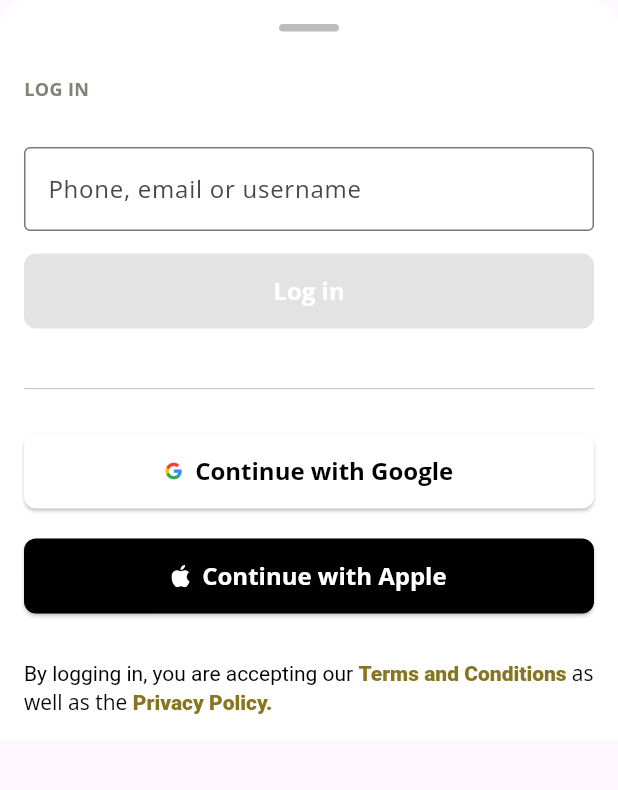
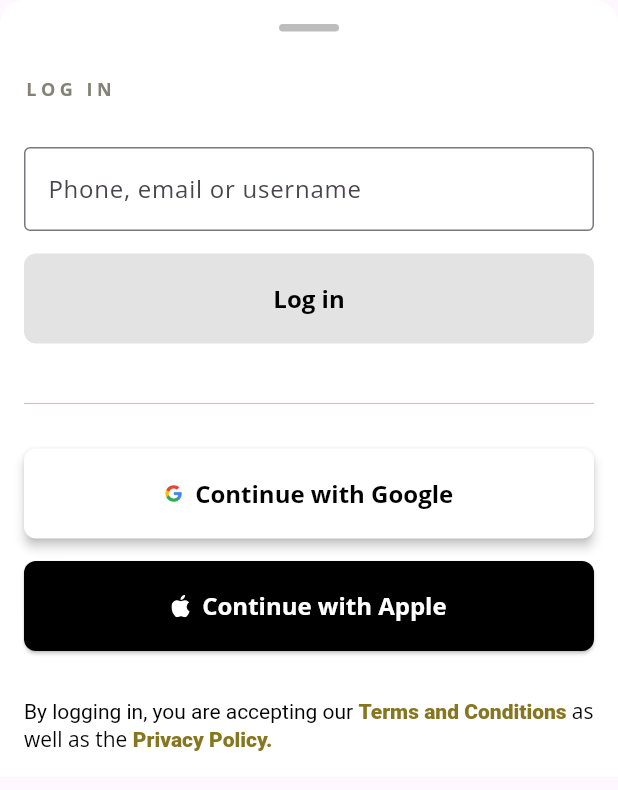
Before and after one commit to BrunaScauri/test-olliefy, a Flutter app: the LoginModal widget shown alone on an empty page, opened directly, on a phone screen of 412 x 824 dp. Shown: the top 790 px of the screen. Run offline on Flutter 3.47's test engine with Material 3 defaults, Android fonts, the phone set to English and light mode, and no system bars; our stand-ins replace flutter_svg, google_fonts.

Commit message:
style: updated AppColors sheet

```diff
--- a/lib/screens/login_modal.dart
+++ b/lib/screens/login_modal.dart
@@ -36,7 +36,7 @@ class _LoginModalState extends State<LoginModal> {
     return Container(
       decoration: BoxDecoration(
         borderRadius: BorderRadius.vertical(top: Radius.circular(16)),
-        color: Colors.white,
+        color: AppColors.white,
       ),
       padding: const EdgeInsets.all(16.0),
       child: Column(
@@ -59,7 +59,8 @@ class _LoginModalState extends State<LoginModal> {
                 style: GoogleFonts.openSans(
                   fontSize: 12,
                   fontWeight: FontWeight.bold,
-                  color: Color.fromRGBO(132, 129, 117, 1)
+                  color: Color.fromRGBO(132, 129, 117, 1),
+                  letterSpacing: 3.0,
                 ),
               ),
             ),
@@ -82,7 +83,7 @@ class _LoginModalState extends State<LoginModal> {
             // onPressed: () {},
             style: ElevatedButton.styleFrom(
               backgroundColor: Colors.black,
-              minimumSize: Size(350, 50),
+              minimumSize: Size(350, 60),
               shape: RoundedRectangleBorder(
                 borderRadius: BorderRadius.circular(8),
               ),
@@ -95,7 +96,7 @@ class _LoginModalState extends State<LoginModal> {
                     style: GoogleFonts.openSans(
                         fontSize: 16,
                         fontWeight: FontWeight.bold,
-                        color: Colors.white),
+                        color: _isButtonEnabled ? AppColors.white : AppColors.black),
                     children: [
                       TextSpan(text: 'Log in'),
                     ],
@@ -112,8 +113,11 @@ class _LoginModalState extends State<LoginModal> {
               // Your onPressed logic here
             },
             style: ElevatedButton.styleFrom(
-              backgroundColor: Colors.white,
-              minimumSize: Size(350, 50),
+              backgroundColor: AppColors.white,
+              minimumSize: Size(350, 60),
+              shadowColor: Colors.black,
+              elevation: 3.0,
+              // offset: Offset(0, 0),
               shape: RoundedRectangleBorder(
                 borderRadius: BorderRadius.circular(8),
               ),
@@ -141,12 +145,12 @@ class _LoginModalState extends State<LoginModal> {
               ],
             ),
           ),
-          const SizedBox(height: 20),
+          const SizedBox(height: 15),
           ElevatedButton(
             onPressed: () {},
             style: ElevatedButton.styleFrom(
               backgroundColor: Colors.black,
-              minimumSize: Size(350, 50),
+              minimumSize: Size(350, 60),
               shape: RoundedRectangleBorder(
                 borderRadius: BorderRadius.circular(8),
               ),
@@ -156,7 +160,7 @@ class _LoginModalState extends State<LoginModal> {
               children: [
                 SvgPicture.asset(
                   'assets/Apple_logo.svg',
-                  colorFilter: const ColorFilter.mode(white, BlendMode.srcIn),
+                  colorFilter: const ColorFilter.mode(AppColors.white, BlendMode.srcIn),
                   height: 15,
                 ),
                 RichText(
@@ -164,7 +168,7 @@ class _LoginModalState extends State<LoginModal> {
                     style: GoogleFonts.openSans(
                         fontSize: 16,
                         fontWeight: FontWeight.bold,
-                        color: Colors.white),
+                        color: AppColors.white),
                     children: [
                       TextSpan(text: '  Continue with Apple'),
                     ],
--- a/lib/screens/main_screen.dart
+++ b/lib/screens/main_screen.dart
@@ -21,7 +21,7 @@ class MainScreen extends StatelessWidget {
                 const SizedBox(height: 130),
                 SvgPicture.asset(
                   'assets/skateboard_only_logo.svg',
-                  colorFilter: const ColorFilter.mode(black, BlendMode.srcIn),
+                  colorFilter: const ColorFilter.mode(AppColors.black, BlendMode.srcIn),
                   height: 70,
                 ),
                 const SizedBox(height: 30),
--- a/lib/screens/splashscreen.dart
+++ b/lib/screens/splashscreen.dart
@@ -50,7 +50,7 @@ class Splashscreen extends StatefulWidget {
         child:
         Column(children: [
         Flexible(flex: 5, child: Container()),
-        SvgPicture.asset('assets/skateboard_only_logo.svg', colorFilter: const ColorFilter.mode(primaryColor, BlendMode.srcIn), height: 100),
+        SvgPicture.asset('assets/skateboard_only_logo.svg', colorFilter: const ColorFilter.mode(AppColors.primaryColor, BlendMode.srcIn), height: 100),
         const SizedBox(height: 48),
         Flexible(flex: 2, child: Container()),
         // const Image(image: AssetImage('assets/Animation.gif'), height: 100, width: 150),
--- a/lib/utils/colors.dart
+++ b/lib/utils/colors.dart
@@ -1,11 +1,13 @@
 import 'package:flutter/material.dart';
 
-const mobileBackgroundColor = Color.fromRGBO(0, 0, 0, 1);
-const webBackgroundColor = Color.fromRGBO(18, 18, 18, 1);
-const mobileSearchColor = Color.fromRGBO(38, 38, 38, 1);
-const blueColor = Color.fromRGBO(0, 149, 246, 1);
-const primaryColor = Color.fromRGBO(236, 212, 68, 1);
-const primaryGold = Color.fromRGBO(222, 199, 55, 1);
-const white = Colors.white;
-const black = Colors.black;
-const secondaryColor = Colors.grey;
+class AppColors {
+  static const Color mobileBackgroundColor = Color.fromRGBO(0, 0, 0, 1);
+  static const Color webBackgroundColor = Color.fromRGBO(18, 18, 18, 1);
+  static const Color mobileSearchColor = Color.fromRGBO(38, 38, 38, 1);
+  static const Color blueColor = Color.fromRGBO(0, 149, 246, 1);
+  static const Color primaryColor = Color.fromRGBO(236, 212, 68, 1);
+  static const Color primaryGold = Color.fromRGBO(222, 199, 55, 1);
+  static const Color white = Colors.white;
+  static const Color black = Colors.black;
+  static const Color secondaryColor = Colors.grey;
+}
```
